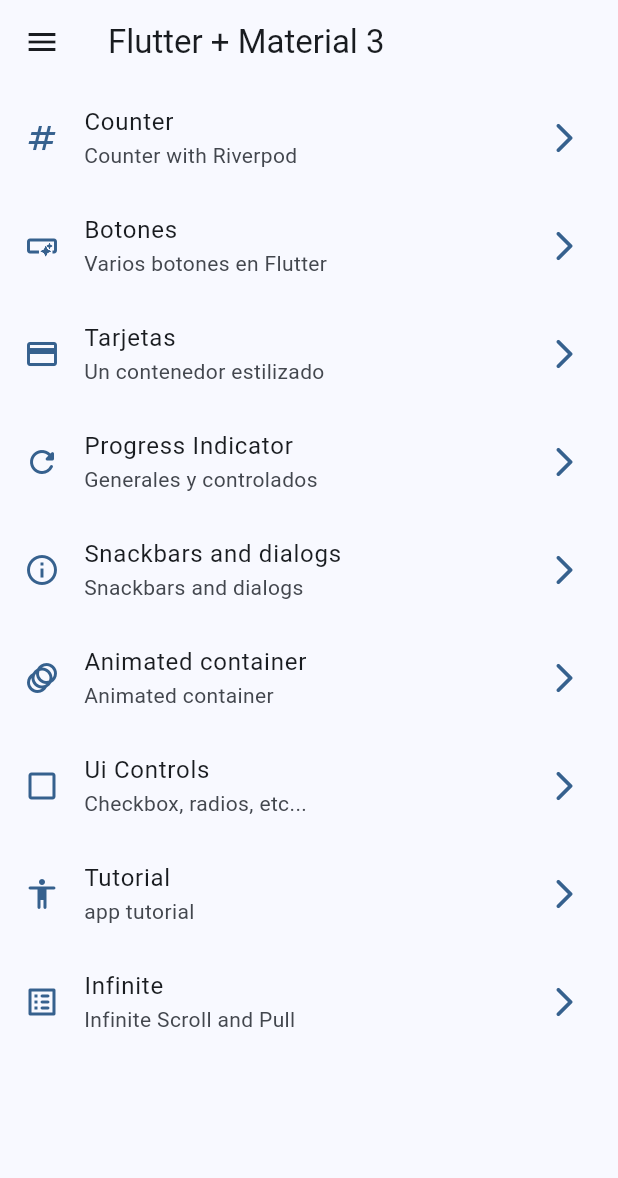
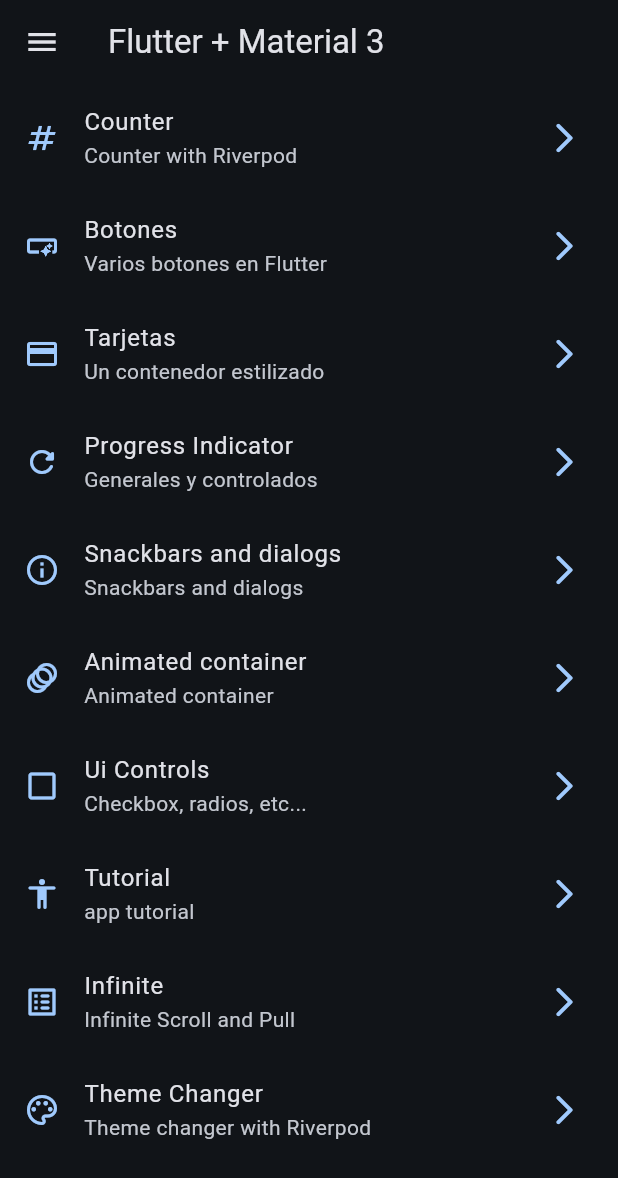
Before and after one commit to diegopagini/Widgets-App_Flutter, a Flutter app: the screen it shows after launch, on a phone screen of 412 x 824 dp. Shown: the top 1178 px of the screen. Run offline on Flutter 3.47's test engine with Material 3 defaults, Android fonts, the phone set to English and light mode, and no system bars; our stand-ins replace animate_do, flutter_riverpod, go_router.

Commit message:
color changer

```diff
--- a/lib/config/menu/menu_items.dart
+++ b/lib/config/menu/menu_items.dart
@@ -59,4 +59,9 @@ const List<MenuItem> appMenuItems = [
       subTitle: 'Infinite Scroll and Pull',
       link: '/infinite',
       icon: Icons.list_alt_rounded),
+  MenuItem(
+      title: 'Theme Changer',
+      subTitle: 'Theme changer with Riverpod',
+      link: '/theme-changer',
+      icon: Icons.color_lens_outlined),
 ];
--- a/lib/config/router/app_router.dart
+++ b/lib/config/router/app_router.dart
@@ -51,5 +51,10 @@ final appRouter = GoRouter(initialLocation: '/', routes: [
     name: InfiniteScrollScrenn.name,
     path: '/infinite',
     builder: (context, state) => const InfiniteScrollScrenn(),
+  ),
+  GoRoute(
+    name: ThemeChangerScreen.name,
+    path: '/theme-changer',
+    builder: (context, state) => const ThemeChangerScreen(),
   )
 ]);
--- a/lib/config/theme/app_theme.dart
+++ b/lib/config/theme/app_theme.dart
@@ -12,14 +12,16 @@ const colorList = <Color>[
 
 class AppTheme {
   final int selectedColor;
+  final bool isDarkmode;
 
-  AppTheme({this.selectedColor = 0})
+  AppTheme({this.selectedColor = 0, this.isDarkmode = false})
       : assert(selectedColor >= 0, 'selectedColor must be greather than 0.'),
-        assert(selectedColor < colorList.length - 1,
-            'selectedColor must be less or equiat than ${colorList.length - 1}');
+        assert(selectedColor < colorList.length,
+            'selectedColor must be less or equiat than ${colorList.length}');
 
   ThemeData getTheme() => ThemeData(
         appBarTheme: const AppBarTheme(centerTitle: false),
+        brightness: isDarkmode ? Brightness.dark : Brightness.light,
         colorSchemeSeed: colorList[selectedColor],
         useMaterial3: true,
       );
--- a/lib/main.dart
+++ b/lib/main.dart
@@ -2,21 +2,26 @@ import 'package:flutter/material.dart';
 import 'package:flutter_riverpod/flutter_riverpod.dart';
 import 'package:widgets_app/config/router/app_router.dart';
 import 'package:widgets_app/config/theme/app_theme.dart';
+import 'package:widgets_app/presentation/providers/theme_provider.dart';
 
 void main() {
   runApp(const ProviderScope(child: MainApp()));
 }
 
-class MainApp extends StatelessWidget {
+class MainApp extends ConsumerWidget {
   const MainApp({super.key});
 
   @override
-  Widget build(BuildContext context) {
+  Widget build(BuildContext context, WidgetRef ref) {
+    final bool darkMode = ref.watch(isDarkModeProvider);
+    final int selectedColor = ref.watch(selectedColorProvider);
+
     return MaterialApp.router(
       title: 'Flutter Widgets',
       routerConfig: appRouter,
       debugShowCheckedModeBanner: false,
-      theme: AppTheme(selectedColor: 0).getTheme(),
+      theme: AppTheme(selectedColor: selectedColor, isDarkmode: darkMode)
+          .getTheme(),
     );
   }
 }
--- a/lib/presentation/providers/theme_provider.dart
+++ b/lib/presentation/providers/theme_provider.dart
@@ -1,3 +1,9 @@
 import 'package:flutter_riverpod/flutter_riverpod.dart';
+import 'package:widgets_app/config/theme/app_theme.dart';
+
+// Only read (immutable)
+final colorListProvider = Provider((ref) => colorList);
 
 final isDarkModeProvider = StateProvider<bool>((ref) => true);
+
+final selectedColorProvider = StateProvider<int>((ref) => 0);
--- a/lib/presentation/screens/screens.dart
+++ b/lib/presentation/screens/screens.dart
@@ -7,4 +7,5 @@ export 'package:widgets_app/presentation/screens/home/home_screen.dart';
 export 'package:widgets_app/presentation/screens/infinite_scroll/infinite_scroll_screen.dart';
 export 'package:widgets_app/presentation/screens/progress/progress_screen.dart';
 export 'package:widgets_app/presentation/screens/snackbar/snackbar_screen.dart';
+export 'package:widgets_app/presentation/screens/theme_changer/theme_changer_screen.dart';
 export 'package:widgets_app/presentation/screens/ui_controls/ui_controls_screen.dart';
```
Also changed, not shown: lib/presentation/screens/theme_changer/theme_changer_screen.dart (added, +66 -0 lines).
